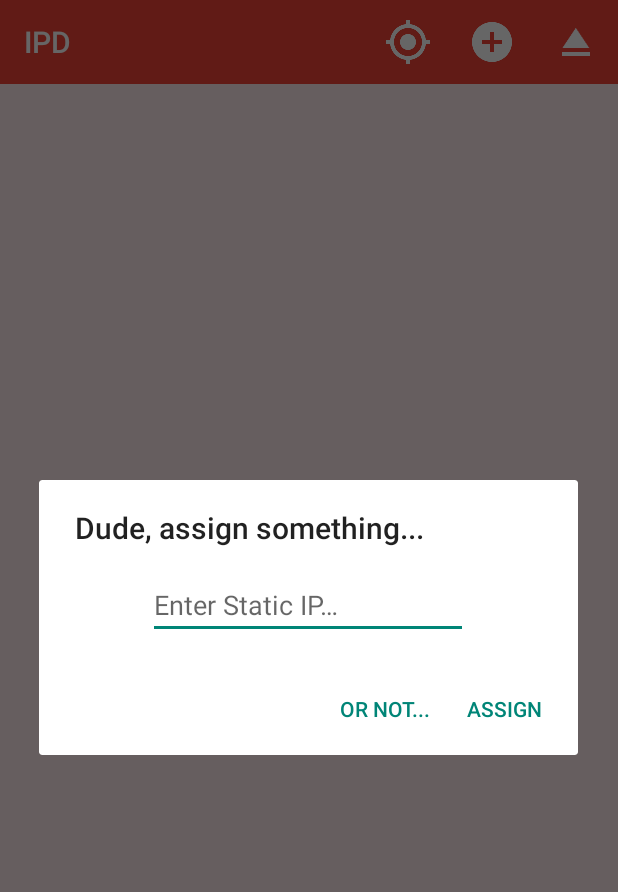
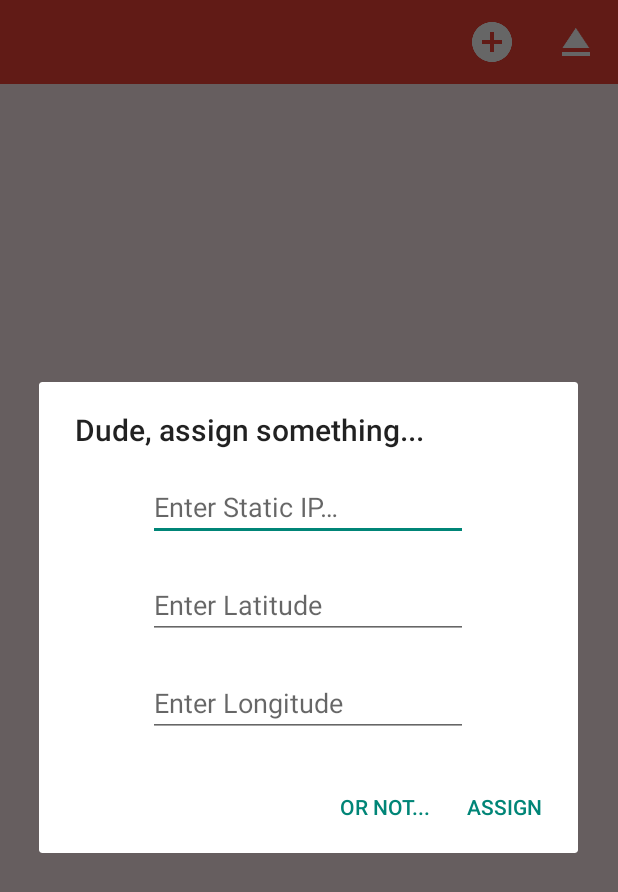
Before and after one commit to IronFuturist/TagSpots, an Android app: the screen it shows after launch once a user with an empty profile is signed in (MainActivity), after a tap on "AddNode", on a phone screen of 412 x 824 dp. Shown: the top 892 px of the screen. Run offline under Robolectric (Android 15) with nearby library versions, the phone set to English and light mode, and no system bars; our stand-ins replace Firebase (no records; nobody signed in at launch, a user with empty details on screens opened directly); libraries missing offline, so code that uses them is left out: com.firebase.client; 1 statement that could not run was skipped.

Commit message:
published Debug apk

```diff
--- a/app/src/main/AndroidManifest.xml
+++ b/app/src/main/AndroidManifest.xml
@@ -5,6 +5,7 @@
     <uses-permission android:name="android.permission.ACCESS_FINE_LOCATION" />
     <uses-permission android:name="android.permission.ACCESS_COARSE_LOCATION"/>
     <uses-permission android:name="android.permission.INTERNET"/>
+
 
     <application
 
--- a/app/src/main/java/com/megliosolutions/ipd/MainActivity.java
+++ b/app/src/main/java/com/megliosolutions/ipd/MainActivity.java
@@ -17,6 +17,7 @@ import android.widget.EditText;
 import android.widget.ListView;
 import android.widget.Toast;
 
+import com.firebase.client.Firebase;
 import com.google.firebase.auth.FirebaseAuth;
 import com.google.firebase.auth.FirebaseUser;
 import com.google.firebase.database.ChildEventListener;
@@ -24,6 +25,7 @@ import com.google.firebase.database.DataSnapshot;
 import com.google.firebase.database.DatabaseError;
 import com.google.firebase.database.DatabaseReference;
 import com.google.firebase.database.FirebaseDatabase;
+import com.google.firebase.database.Query;
 import com.google.firebase.database.ValueEventListener;
 import com.megliosolutions.ipd.Adapters.StaticListAdapter;
 import com.megliosolutions.ipd.Objects.NodeObject;
@@ -32,6 +34,7 @@ import com.megliosolutions.ipd.Utils.Login;
 
 import java.util.ArrayList;
 import java.util.List;
+import java.util.Map;
 
 public class MainActivity extends AppCompatActivity {
 
@@ -45,9 +48,10 @@ public class MainActivity extends AppCompatActivity {
 
     //Strings
     public String static_ip;
-    public String lat = "5.0";
-    public String mLong = "4.0";
+    public String lat;
+    public String mLong;
     public String currentUser;
+    public String getUsername;
     public String setUsername;
 
     //Adapters
@@ -94,6 +98,7 @@ public class MainActivity extends AppCompatActivity {
         if(nodesList==null){
             Log.e(TAG, "NODESLIST IS NULL");
         }else{
+
             main_ListView.setAdapter(listAdapter);
         }
 
@@ -120,10 +125,12 @@ public class MainActivity extends AppCompatActivity {
             public boolean onItemLongClick(AdapterView<?> parent, View view, int position, long id) {
 
                 //Delete node
+                Log.d(TAG, "NUM of NODES: " + listAdapter.mNodes.size());
                 listAdapter.mNodes.remove(position);
                 mDatabase.child("nodes").removeValue();
                 listAdapter.setNotifyOnChange(true);
-                Toast.makeText(getApplicationContext(),"Removed Item at: " + position,Toast.LENGTH_SHORT).show();
+                Toast.makeText(getApplicationContext(),"Item at: " + position,Toast.LENGTH_SHORT).show();
+                Toast.makeText(getApplicationContext(), ""  +listAdapter.mNodes.size(), Toast.LENGTH_SHORT).show();
                 main_ListView.setAdapter(listAdapter);
                 return true;
             }
@@ -136,8 +143,27 @@ public class MainActivity extends AppCompatActivity {
 
     private void checkUsername() {
 
+        mDatabase.child("users").child(mUser.getUid()).addValueEventListener(new ValueEventListener() {
+            @Override
+            public void onDataChange(DataSnapshot dataSnapshot) {
+                Log.i(TAG, "USER INFO: " + dataSnapshot.getKey());
+                Log.i(TAG, "USER INFO: " + dataSnapshot.child("username").getValue());
+                getUsername = (String) dataSnapshot.child("username").getValue();
+                Log.i(TAG, "USER - USERNAME STRING: " + getUsername);
+                setUserTitle();
+            }
 
-        /*if(user.getUsername().equalsIgnoreCase("")) {
+            @Override
+            public void onCancelled(DatabaseError databaseError) {
+                Log.i(TAG, "USER INFO-ERROR: " + databaseError.getMessage());
+            }
+        });
+
+
+    }
+
+    private void setUserTitle() {
+        if(getUsername.equalsIgnoreCase("")) {
             //AlertDialog
             final AlertDialog.Builder dialogBuilder = new AlertDialog.Builder(MainActivity.this);
             dialogBuilder.setTitle("Umm...Username?");
@@ -166,7 +192,10 @@ public class MainActivity extends AppCompatActivity {
                     });
 
             dialogBuilder.create().show();
-        }*/
+        }else{
+            setUsername = getUsername;
+            setTitle(setUsername);
+        }
     }
 
     private void retrieveMoreData() {
@@ -175,9 +204,14 @@ public class MainActivity extends AppCompatActivity {
             @Override
             public void onChildAdded(DataSnapshot dataSnapshot, String s) {
                 Log.d(TAG, "onChildAdded:" + dataSnapshot.getKey());
+                NodeObject nodeObject = dataSnapshot.getValue(NodeObject.class);
+
+                s = dataSnapshot.getKey();
+
+                Log.i(TAG, "NODE String: " + s);
 
 
-                NodeObject nodeObject = dataSnapshot.getValue(NodeObject.class);
+
 
                 listAdapter.add(nodeObject);
                 listAdapter.setNotifyOnChange(true);
@@ -221,9 +255,9 @@ public class MainActivity extends AppCompatActivity {
     public boolean onOptionsItemSelected(MenuItem item) {
         // Handle item selection
         switch (item.getItemId()) {
-            case R.id.getGPS:
+           /* case R.id.getGPS:
                //nothing
-                return true;
+                return true;*/
             case R.id.addNode:
                 addNode();
                 return true;
@@ -260,14 +294,21 @@ public class MainActivity extends AppCompatActivity {
 
         final EditText editText = (EditText)
                 dialogView.findViewById(R.id.static_et);
+        final EditText editText1 = (EditText)
+                dialogView.findViewById(R.id.lat_et);
+        final EditText editText2 = (EditText)
+                dialogView.findViewById(R.id.long_et);
         dialogBuilder.setPositiveButton("Assign", new DialogInterface.OnClickListener() {
             @Override
             public void onClick(DialogInterface dialog, int which) {
                 static_ip = editText.getText().toString();
-                String ip = static_ip;
-                node = new NodeObject(ip, lat, mLong);
+                lat = editText1.getText().toString();
+                mLong = editText2.getText().toString();
+                node = new NodeObject(static_ip, lat, mLong);
                 mDatabase.child("nodes").push().setValue(node);
-                Toast.makeText(getApplicationContext(), "Static IP: " + static_ip + " assigned!"
+                Toast.makeText(getApplicationContext(), "Node: \n" + "StaticIP:  " + static_ip + "\n" +
+                                                                     "Latitude:  " + lat + "\n" +
+                                                                     "Longitude: " + mLong
                         , Toast.LENGTH_SHORT).show();
             }
         }).
--- a/app/src/main/java/com/megliosolutions/ipd/Utils/Login.java
+++ b/app/src/main/java/com/megliosolutions/ipd/Utils/Login.java
@@ -96,19 +96,13 @@ public class Login extends BaseActivity {
             public void onAuthStateChanged(@NonNull FirebaseAuth firebaseAuth) {
                 user = firebaseAuth.getCurrentUser();
                 if (user != null) {
-
                     // User is signed in
                     Log.d(TAG, "onAuthStateChanged: USER:" + user.getUid());
-
                     mDatabase.child("users").child(user.getUid()).addListenerForSingleValueEvent(new ValueEventListener() {
                         @Override
                         public void onDataChange(DataSnapshot dataSnapshot) {
-                            if(dataSnapshot.exists()){
-                                Intent intent = new Intent(Login.this,MainActivity.class);
-                                intent.addFlags(Intent.FLAG_ACTIVITY_NEW_TASK);
-                                intent.addFlags(Intent.FLAG_ACTIVITY_CLEAR_TASK);
-                                startActivity(intent);
-                            }else{
+                            if(!dataSnapshot.exists()){
+                                Log.i(TAG, "AuthStateListener-DataExists-IF: " + dataSnapshot.exists());
                                 mEmail = mEmailField.getText().toString();
                                 mPassword = mPasswordField.getText().toString();
                                 mUsername = "";
@@ -120,50 +114,42 @@ public class Login extends BaseActivity {
                                 uo.setPassword(mPassword);
                                 //Add user to database for authentication access
                                 mDatabase.child("users").child(user.getUid()).setValue(uo);
+
+                                Toast.makeText(Login.this, "Logging in...",
+                                        Toast.LENGTH_SHORT).show();
+
                                 Intent intent = new Intent(Login.this,MainActivity.class);
                                 intent.addFlags(Intent.FLAG_ACTIVITY_NEW_TASK);
                                 intent.addFlags(Intent.FLAG_ACTIVITY_CLEAR_TASK);
                                 startActivity(intent);
+                                // [END sign_in_with_email]
+                                // [START_EXCLUDE]
+                                hideProgressDialog();
+                                // [END_EXCLUDE]
+                            }else{
+                                Log.i(TAG, "AuthStateListener-DataExists-ELSE: " + dataSnapshot.exists());
+                                Toast.makeText(Login.this, "Logging in...",
+                                        Toast.LENGTH_SHORT).show();
+
+                                Intent intent = new Intent(Login.this,MainActivity.class);
+                                intent.addFlags(Intent.FLAG_ACTIVITY_NEW_TASK);
+                                intent.addFlags(Intent.FLAG_ACTIVITY_CLEAR_TASK);
+                                startActivity(intent);
+                                // [END sign_in_with_email]
+                                // [START_EXCLUDE]
+                                hideProgressDialog();
+                                // [END_EXCLUDE]
                             }
-
-
                         }
-
                         @Override
                         public void onCancelled(DatabaseError databaseError) {
-
+                            Log.d(TAG, "onAuthStateChanged-DatabaseError: " + databaseError.getMessage());
                         }
                     });
-
-
-                    /*if (mDatabase.child("users").getKey().equalsIgnoreCase(user.getUid())) {
-                        // User is signed in
-                        Log.d(TAG, "USER SIGNED IN, GOOD JOB. WANT A COOKIE?");
-                    } else {
-                        mEmail = mEmailField.getText().toString();
-                        mPassword = mPasswordField.getText().toString();
-                        mUsername = "";
-
-                        //Make User Object
-                        UserObject uo = new UserObject(mEmail,mUsername,mPassword);
-                        uo.setEmail(mEmail);
-                        uo.setUsername(mUsername);
-                        uo.setPassword(mPassword);
-                        //Add user to database for authentication access
-                        mDatabase.child("users").child(user.getUid()).setValue(uo);
-                        Intent intent = new Intent(Login.this,MainActivity.class);
-                        intent.addFlags(Intent.FLAG_ACTIVITY_NEW_TASK);
-                        intent.addFlags(Intent.FLAG_ACTIVITY_CLEAR_TASK);
-                        startActivity(intent);
-                    }*/
-                    //End of Add user to database
-
                 } else {
                     // User is signed out
                     Log.d(TAG, "onAuthStateChanged:signed_out");
                 }
-
-
             }
         };
         // [END auth_state_listener]
@@ -214,10 +200,7 @@ public class Login extends BaseActivity {
 
                     }
                 });
-        // [END sign_in_with_email]
-        // [START_EXCLUDE]
-        hideProgressDialog();
-        // [END_EXCLUDE]
+
     }
 
     private boolean validateForm() {
--- a/app/src/main/res/layout/main_add_node_dialog.xml
+++ b/app/src/main/res/layout/main_add_node_dialog.xml
@@ -16,4 +16,30 @@
         android:layout_margin="10dp"
         android:inputType="number|phone|numberSigned|numberDecimal" />
 
+    <EditText
+        android:layout_width="wrap_content"
+        android:layout_height="wrap_content"
+        android:ems="10"
+        android:hint="@string/enter_latitude"
+        android:id="@+id/lat_et"
+        android:inputType="number|phone|numberSigned|numberDecimal"
+        android:layout_below="@+id/static_et"
+        android:layout_alignLeft="@+id/static_et"
+        android:layout_alignStart="@+id/static_et"
+        android:layout_marginTop="10dp"
+        android:layout_marginBottom="10dp" />
+
+    <EditText
+        android:layout_width="wrap_content"
+        android:layout_height="wrap_content"
+        android:ems="10"
+        android:hint="@string/enter_longitude"
+        android:id="@+id/long_et"
+        android:inputType="number|phone|numberSigned|numberDecimal"
+        android:layout_below="@+id/lat_et"
+        android:layout_alignLeft="@+id/lat_et"
+        android:layout_alignStart="@+id/lat_et"
+        android:layout_marginTop="10dp"
+        android:layout_marginBottom="10dp" />
+
 </RelativeLayout>
--- a/app/src/main/res/menu/menu_main.xml
+++ b/app/src/main/res/menu/menu_main.xml
@@ -5,12 +5,12 @@
     tools:context=".MainActivity">
 
 
-    <item
+    <!--<item
         android:id="@+id/getGPS"
         android:icon="@drawable/ic_get_gps"
         app:showAsAction="ifRoom|withText"
         android:title="@string/getgps">
-    </item>
+    </item>-->
     <item
         android:id="@+id/addNode"
         android:icon="@drawable/ic_add_node"
--- a/app/src/main/res/values/strings.xml
+++ b/app/src/main/res/values/strings.xml
@@ -59,4 +59,6 @@
     <string name="email_fmt">Email: %s</string>
     <string name="node_staticIP">Enter Static IP…</string>
     <string name="main_add_username">Type something dude…</string>
+    <string name="enter_latitude">Enter Latitude</string>
+    <string name="enter_longitude">Enter Longitude</string>
 </resources>
```
